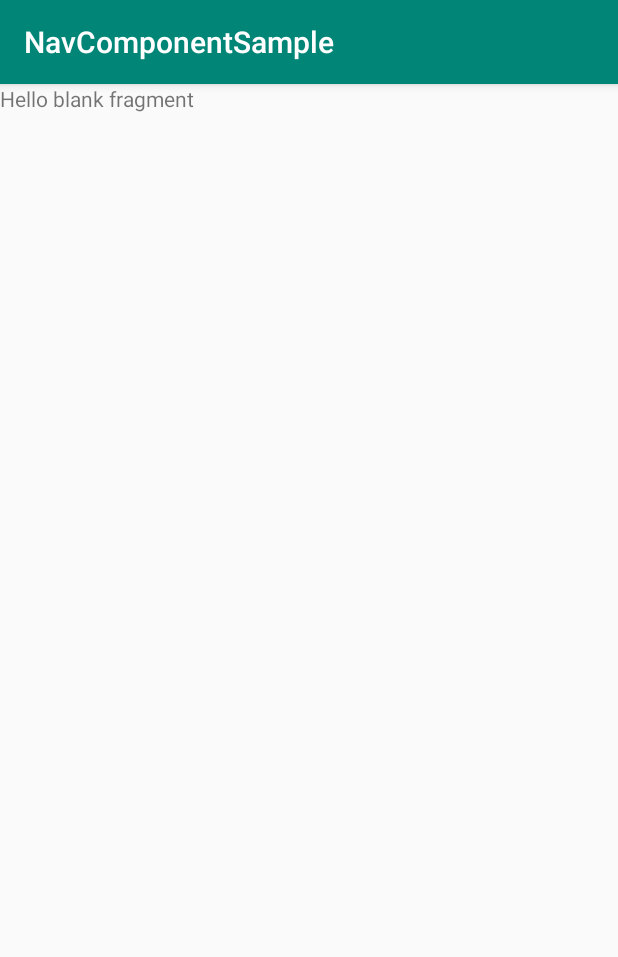
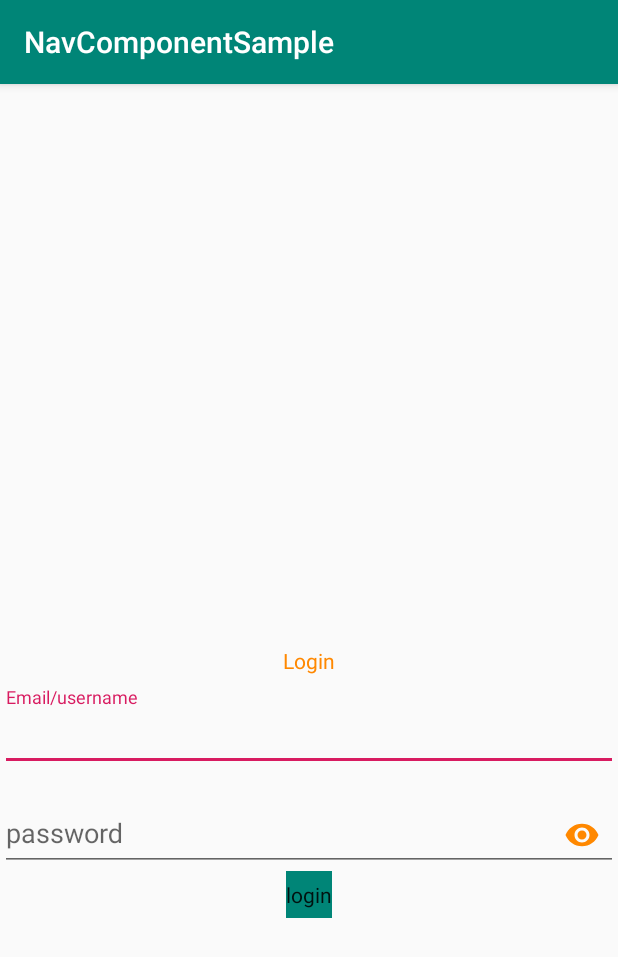
Before and after one commit to kulloveth/NavComponentSample, an Android app: the fragment LoginFragment shown on its own in the app's theme, on a phone screen of 412 x 824 dp. Shown: the top 957 px of the screen. Run offline under Robolectric (Android 15) with nearby library versions, the phone set to English and light mode, and no system bars.

Commit message:
setup layout for the login fragment

```diff
--- a/app/src/main/res/layout/fragment_login.xml
+++ b/app/src/main/res/layout/fragment_login.xml
@@ -1,14 +1,71 @@
 <?xml version="1.0" encoding="utf-8"?>
-<FrameLayout xmlns:android="http://schemas.android.com/apk/res/android"
+<ScrollView xmlns:android="http://schemas.android.com/apk/res/android"
     xmlns:tools="http://schemas.android.com/tools"
     android:layout_width="match_parent"
     android:layout_height="match_parent"
+    android:fillViewport="true"
+    xmlns:app="http://schemas.android.com/apk/res-auto"
     tools:context=".fragments.LoginFragment">
 
     <!-- TODO: Update blank fragment layout -->
-    <TextView
+
+    <androidx.constraintlayout.widget.ConstraintLayout
         android:layout_width="match_parent"
-        android:layout_height="match_parent"
-        android:text="@string/hello_blank_fragment" />
+        android:layout_height="0dp">
 
-</FrameLayout>
+        <TextView
+            android:layout_width="wrap_content"
+            android:layout_height="wrap_content"
+            android:text="Login"
+            android:textColor="@android:color/holo_orange_dark"
+            android:id="@+id/login_txt"
+            app:layout_constraintTop_toTopOf="parent"
+            app:layout_constraintBottom_toBottomOf="parent"
+            app:layout_constraintStart_toStartOf="parent"
+            app:layout_constraintEnd_toEndOf="parent"/>
+
+        <com.google.android.material.textfield.TextInputLayout
+            android:id="@+id/email_layout"
+            android:layout_width="match_parent"
+            android:layout_height="wrap_content"
+            android:layout_marginTop="8dp"
+            app:layout_constraintStart_toStartOf="@id/login_txt"
+            app:layout_constraintTop_toBottomOf="@id/login_txt">
+
+            <com.google.android.material.textfield.TextInputEditText
+                android:layout_width="match_parent"
+                android:layout_height="wrap_content"
+                android:hint="Email/username"
+                android:inputType="textEmailAddress" />
+        </com.google.android.material.textfield.TextInputLayout>
+
+        <com.google.android.material.textfield.TextInputLayout
+            android:id="@+id/password_layout"
+            android:layout_width="match_parent"
+            android:layout_height="wrap_content"
+            android:layout_marginTop="8dp"
+            app:layout_constraintStart_toStartOf="@id/login_txt"
+            app:layout_constraintTop_toBottomOf="@id/email_layout"
+            app:passwordToggleEnabled="true"
+            app:passwordToggleTint="@android:color/holo_orange_dark">
+
+            <com.google.android.material.textfield.TextInputEditText
+                android:layout_width="match_parent"
+                android:layout_height="wrap_content"
+                android:hint="password"
+                android:inputType="textPassword" />
+        </com.google.android.material.textfield.TextInputLayout>
+
+
+        <com.google.android.material.button.MaterialButton
+            android:layout_width="wrap_content"
+            android:layout_height="wrap_content"
+            android:text="login"
+            android:background="@android:color/holo_orange_dark"
+            app:layout_constraintEnd_toEndOf="parent"
+            app:layout_constraintStart_toStartOf="parent"
+            app:layout_constraintTop_toBottomOf="@id/password_layout" />
+    </androidx.constraintlayout.widget.ConstraintLayout>
+
+
+</ScrollView>
--- a/app/src/main/res/layout/fragment_sign_up.xml
+++ b/app/src/main/res/layout/fragment_sign_up.xml
@@ -1,21 +1,27 @@
 <?xml version="1.0" encoding="utf-8"?>
-<androidx.constraintlayout.widget.ConstraintLayout xmlns:android="http://schemas.android.com/apk/res/android"
+<ScrollView xmlns:android="http://schemas.android.com/apk/res/android"
     xmlns:app="http://schemas.android.com/apk/res-auto"
     xmlns:tools="http://schemas.android.com/tools"
     android:layout_width="match_parent"
     android:layout_height="match_parent"
+    android:fillViewport="true"
     tools:context=".fragments.SignUpFragment">
+
+    <androidx.constraintlayout.widget.ConstraintLayout
+        android:layout_width="match_parent"
+        android:layout_height="0dp">
 
         <!-- TODO: Update blank fragment layout -->
         <TextView
+            android:id="@+id/signup_text"
             android:layout_width="wrap_content"
             android:layout_height="wrap_content"
+            android:textColor="@android:color/holo_orange_dark"
             android:text="Sign Up"
-        android:id="@+id/signup_text"
+            app:layout_constraintBottom_toBottomOf="parent"
             app:layout_constraintEnd_toEndOf="parent"
             app:layout_constraintStart_toStartOf="parent"
-        app:layout_constraintTop_toTopOf="parent"
-        app:layout_constraintBottom_toBottomOf="parent"/>
+            app:layout_constraintTop_toTopOf="parent" />
 
         <com.google.android.material.textfield.TextInputLayout
             android:id="@+id/username_layout"
@@ -46,13 +52,14 @@
         </com.google.android.material.textfield.TextInputLayout>
 
         <com.google.android.material.textfield.TextInputLayout
+            android:id="@+id/password_layout"
             android:layout_width="match_parent"
             android:layout_height="wrap_content"
-        android:id="@+id/password_layout"
             android:layout_marginTop="8dp"
+            app:layout_constraintStart_toStartOf="@id/username_layout"
+            app:layout_constraintTop_toBottomOf="@id/email_layout"
             app:passwordToggleEnabled="true"
-        app:layout_constraintStart_toStartOf="@id/username_layout"
-        app:layout_constraintTop_toBottomOf="@id/email_layout">
+            app:passwordToggleTint="@android:color/holo_orange_dark">
 
             <com.google.android.material.textfield.TextInputEditText
                 android:layout_width="match_parent"
@@ -65,8 +72,10 @@
         <com.google.android.material.button.MaterialButton
             android:layout_width="wrap_content"
             android:layout_height="wrap_content"
-        android:text="signup"
-        app:layout_constraintTop_toBottomOf="@id/password_layout"
+            android:text="sign up"
+            android:background="@android:color/holo_orange_dark"
+            app:layout_constraintEnd_toEndOf="parent"
             app:layout_constraintStart_toStartOf="parent"
-        app:layout_constraintEnd_toEndOf="parent"/>
+            app:layout_constraintTop_toBottomOf="@id/password_layout" />
     </androidx.constraintlayout.widget.ConstraintLayout>
+</ScrollView>
```
Lines whose indentation alone changed are shown as unchanged.
